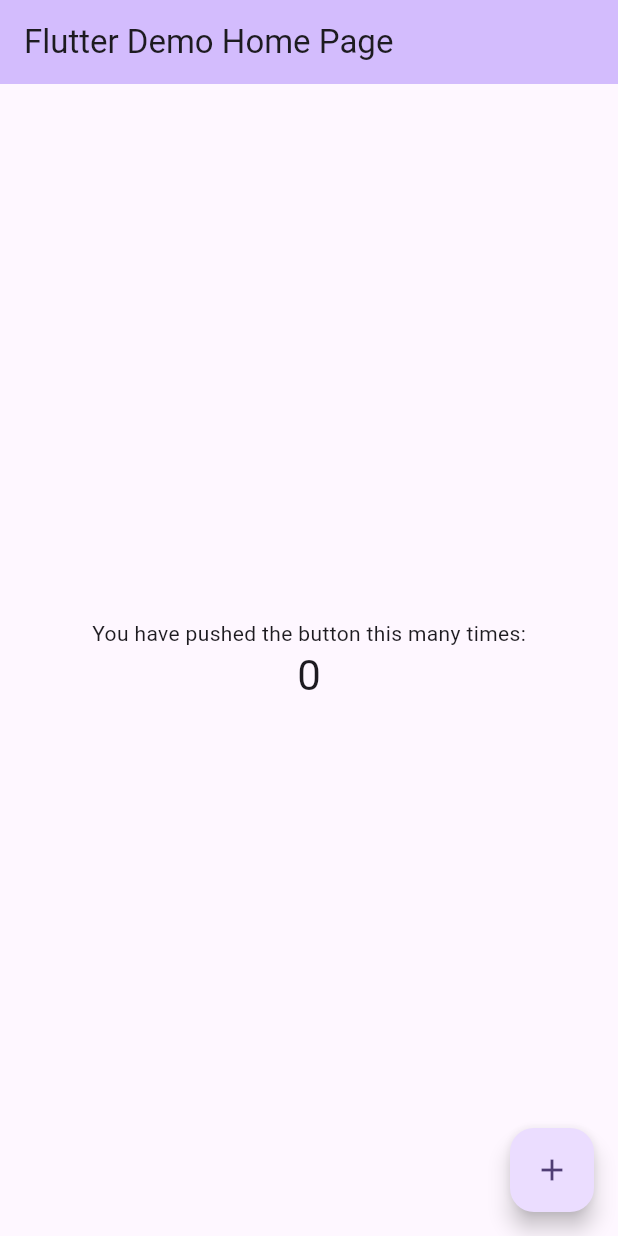
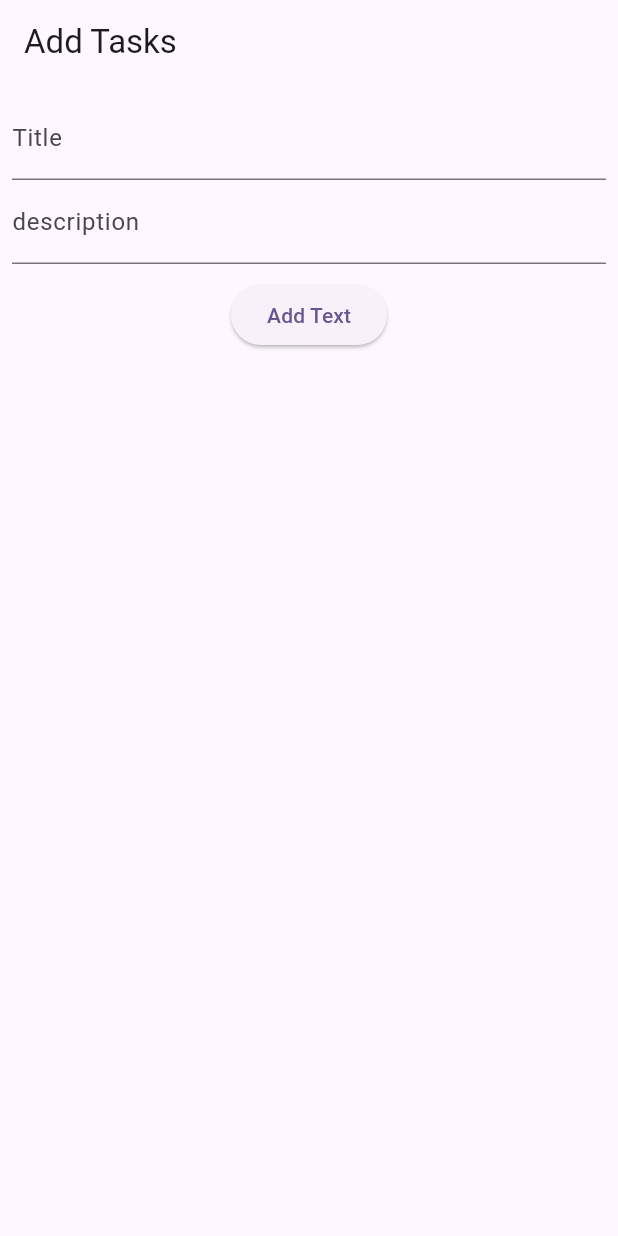
Before and after one commit to Abelmalu/flutter-firebase, a Flutter app: the screen it shows after launch, on a phone screen of 412 x 824 dp. Run offline on Flutter 3.47's test engine with Material 3 defaults, Android fonts, the phone set to English and light mode, and no system bars; our stand-ins replace cloud_firestore, firebase_core; accounts and stored records are empty.

Commit message:
firebase configured notes can be added

```diff
--- /dev/null
+++ b/lib/add_task_screen.dart
@@ -0,0 +1,52 @@
+import 'package:flutter/material.dart';
+import 'package:cloud_firestore/cloud_firestore.dart';
+
+class AddTaskScreen extends StatefulWidget {
+  const AddTaskScreen({super.key});
+
+  @override
+  State<AddTaskScreen> createState() => _AddTaskScreenState();
+}
+
+class _AddTaskScreenState extends State<AddTaskScreen> {
+
+  final _titleController = TextEditingController();
+  final _descriptionController = TextEditingController();
+  @override
+  Widget build(BuildContext context) {
+    return Scaffold(appBar: AppBar(
+      title: Text('Add Tasks'),
+
+    ),
+    body: Padding(padding: EdgeInsets.all(8),child: Column(children: [
+
+      TextField(decoration: InputDecoration(labelText: 'Title'),controller:_titleController),
+      TextField(decoration: InputDecoration(labelText: 'description'),controller:_descriptionController),
+        SizedBox(height: 10,),
+            ElevatedButton(onPressed: () async{
+              final title = _titleController.text;
+              final description = _descriptionController.text;
+               if (title.isNotEmpty) {
+                  await FirebaseFirestore.instance.collection('tasks').add({
+                    'title': title,
+                    'description': description,
+                    'timestamp': Timestamp.now(),
+                  });
+
+                }
+
+
+
+
+
+
+
+
+            }, child: Text('Add Text'))
+
+    ],),),
+
+
+    );
+  }
+}
--- a/lib/main.dart
+++ b/lib/main.dart
@@ -1,125 +1,63 @@
 import 'package:flutter/material.dart';
+import 'package:firebase_core/firebase_core.dart';
+import 'package:notesapp/add_task_screen.dart';
+import 'firebase_options.dart';
 
-void main() {
+
+
+void main() async {
+    WidgetsFlutterBinding.ensureInitialized();
+      await Firebase.initializeApp(
+    options: DefaultFirebaseOptions.currentPlatform,
+  );
   runApp(const MyApp());
 }
 
 class MyApp extends StatelessWidget {
   const MyApp({super.key});
+  @override
 
-  // This widget is the root of your application.
-  @override
   Widget build(BuildContext context) {
     return MaterialApp(
       title: 'Flutter Demo',
       theme: ThemeData(
-        // This is the theme of your application.
-        //,
-        // TRY THIS: Try running your application with "flutter run". You'll see
-        // the application has a purple toolbar. Then, without quitting the app,
-        // try changing the seedColor in the colorScheme below to Colors.green
-        // and then invoke "hot reload" (save your changes or press the "hot
-        // reload" button in a Flutter-supported IDE, or press "r" if you used
-        // the command line to start the app).
-        //
-        // Notice that the counter didn't reset back to zero; the application
-        // state is not lost during the reload. To reset the state, use hot
-        // restart instead.
-        //
-        // This works for code too, not just values: Most code changes can be
-        // tested with just a hot reload.
+
         colorScheme: ColorScheme.fromSeed(seedColor: Colors.deepPurple),
         useMaterial3: true,
       ),
-      home: const MyHomePage(title: 'Flutter Demo Home Page'),
+      home: const AddTaskScreen(),
     );
   }
 }
 
 class MyHomePage extends StatefulWidget {
   const MyHomePage({super.key, required this.title});
-
-  // This widget is the home page of your application. It is stateful, meaning
-  // that it has a State object (defined below) that contains fields that affect
-  // how it looks.
-
-  // This class is the configuration for the state. It holds the values (in this
-  // case the title) provided by the parent (in this case the App widget) and
-  // used by the build method of the State. Fields in a Widget subclass are
-  // always marked "final".
-
   final String title;
-
   @override
   State<MyHomePage> createState() => _MyHomePageState();
 }
 
 class _MyHomePageState extends State<MyHomePage> {
-  int _counter = 0;
 
-  void _incrementCounter() {
-    setState(() {
-      // This call to setState tells the Flutter framework that something has
-      // changed in this State, which causes it to rerun the build method below
-      // so that the display can reflect the updated values. If we changed
-      // _counter without calling setState(), then the build method would not be
-      // called again, and so nothing would appear to happen.
-      _counter++;
-    });
-  }
 
   @override
   Widget build(BuildContext context) {
-    // This method is rerun every time setState is called, for instance as done
-    // by the _incrementCounter method above.
-    //
-    // The Flutter framework has been optimized to make rerunning build methods
-    // fast, so that you can just rebuild anything that needs updating rather
-    // than having to individually change instances of widgets.
     return Scaffold(
       appBar: AppBar(
-        // TRY THIS: Try changing the color here to a specific color (to
-        // Colors.amber, perhaps?) and trigger a hot reload to see the AppBar
-        // change color while the other colors stay the same.
         backgroundColor: Theme.of(context).colorScheme.inversePrimary,
-        // Here we take the value from the MyHomePage object that was created by
-        // the App.build method, and use it to set our appbar title.
         title: Text(widget.title),
       ),
       body: Center(
-        // Center is a layout widget. It takes a single child and positions it
-        // in the middle of the parent.
         child: Column(
-          // Column is also a layout widget. It takes a list of children and
-          // arranges them vertically. By default, it sizes itself to fit its
-          // children horizontally, and tries to be as tall as its parent.
-          //
-          // Column has various properties to control how it sizes itself and
-          // how it positions its children. Here we use mainAxisAlignment to
-          // center the children vertically; the main axis here is the vertical
-          // axis because Columns are vertical (the cross axis would be
-          // horizontal).
-          //
-          // TRY THIS: Invoke "debug painting" (choose the "Toggle Debug Paint"
-          // action in the IDE, or press "p" in the console), to see the
-          // wireframe for each widget.
           mainAxisAlignment: MainAxisAlignment.center,
           children: <Widget>[
-            const Text(
-              'You have pushed the button this many times:',
-            ),
-            Text(
-              '$_counter',
-              style: Theme.of(context).textTheme.headlineMedium,
-            ),
+
+            Center(child:Text('Hellow flutter am back'),),
+
           ],
         ),
       ),
-      floatingActionButton: FloatingActionButton(
-        onPressed: _incrementCounter,
-        tooltip: 'Increment',
-        child: const Icon(Icons.add),
-      ), // This trailing comma makes auto-formatting nicer for build methods.
+
     );
   }
 }
--- a/pubspec.yaml
+++ b/pubspec.yaml
@@ -35,6 +35,8 @@ dependencies:
   # The following adds the Cupertino Icons font to your application.
   # Use with the CupertinoIcons class for iOS style icons.
   cupertino_icons: ^1.0.8
+  firebase_core: ^3.14.0
+  cloud_firestore: ^5.6.9
 
 dev_dependencies:
   flutter_test:
```
Also changed, not shown: firebase.json (added), lib/firebase_options.dart (added), pubspec.lock, 6 other files.
